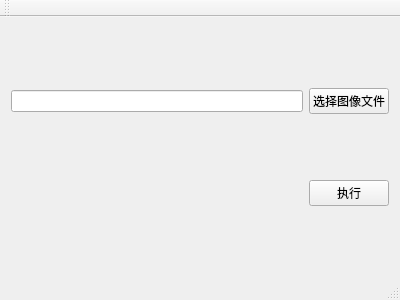
ngzqqb/opencv_test_3, file MainWindow.ui: the form before one commit.
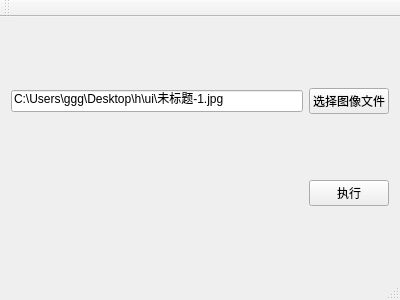
The form after the commit.

```diff
--- a/MainWindow.ui
+++ b/MainWindow.ui
@@ -18,7 +18,11 @@
     <item>
      <layout class="QHBoxLayout" name="horizontalLayout">
       <item>
-       <widget class="QLineEdit" name="imageFileName"/>
+       <widget class="QLineEdit" name="imageFileName">
+        <property name="text">
+         <string>C:\Users\ggg\Desktop\h\ui\未标题-1.jpg</string>
+        </property>
+       </widget>
       </item>
       <item>
        <widget class="QPushButton" name="imageFileNameButton">
```
Left out of the diff: 2 changed lines with no effect on the pictures.
